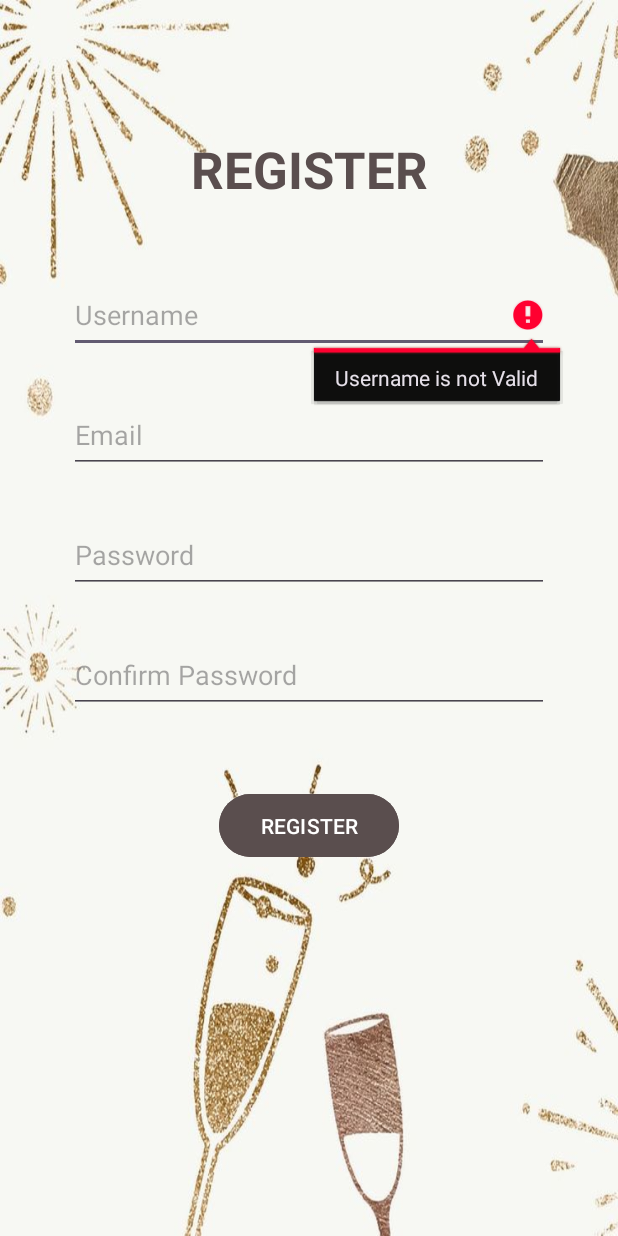
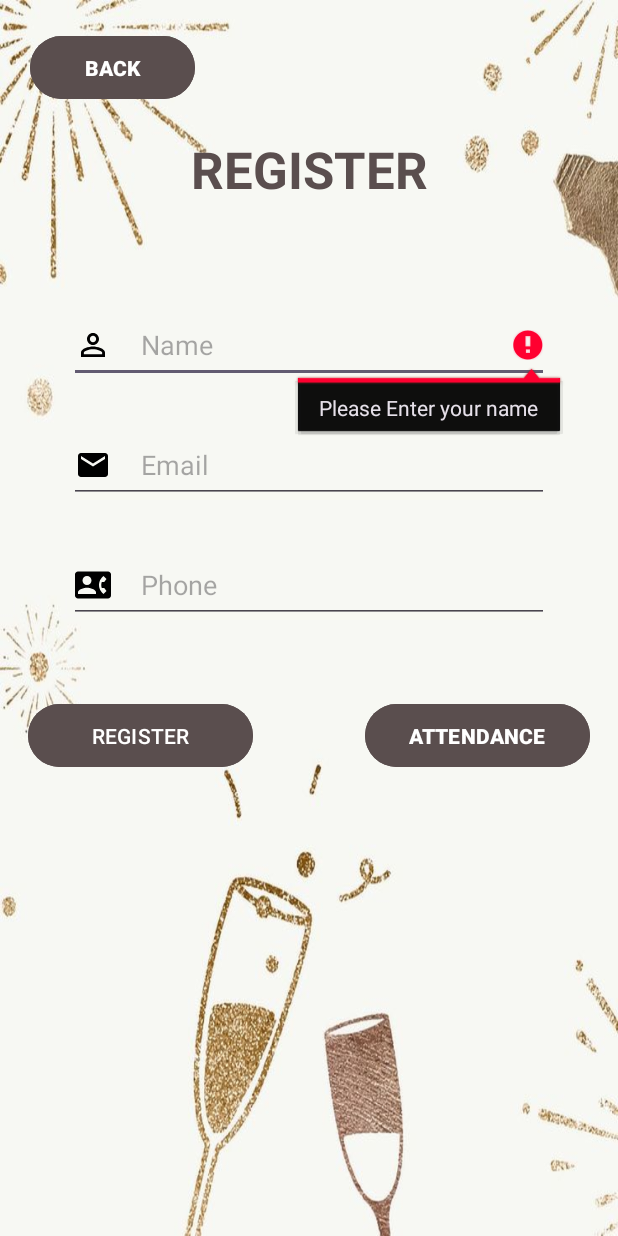
Before and after one commit to Apikmmar/2023A-Party, an Android app: the PartyRegistration screen opened directly, with no data from a screen before it, after a tap on "REGISTER", on a phone screen of 412 x 824 dp. Run offline under Robolectric (Android 15) with nearby library versions, the phone set to English and light mode, and no system bars; our stand-ins replace Firebase (no records; nobody signed in at launch, a user with empty details on screens opened directly).

Commit message:
update party reg and event

```diff
--- /dev/null
+++ b/app/src/main/java/com/example/a2023aparty/PartyDetailsAndRegistration/Host/CaptureScan.java
@@ -0,0 +1,6 @@
+package com.example.a2023aparty.PartyDetailsAndRegistration.Host;
+
+import com.journeyapps.barcodescanner.CaptureActivity;
+
+public class CaptureScan extends CaptureActivity {
+}
--- a/app/src/main/java/com/example/a2023aparty/PartyDetailsAndRegistration/User/PartyRegistration.java
+++ b/app/src/main/java/com/example/a2023aparty/PartyDetailsAndRegistration/User/PartyRegistration.java
@@ -1,35 +1,30 @@
 package com.example.a2023aparty.PartyDetailsAndRegistration.User;
 
 import android.annotation.SuppressLint;
-import android.app.ProgressDialog;
 import android.content.Intent;
 import android.os.Bundle;
 import android.view.View;
 import android.widget.Button;
 import android.widget.EditText;
-import android.widget.TextView;
 import android.widget.Toast;
 
-import androidx.annotation.NonNull;
 import androidx.appcompat.app.AppCompatActivity;
 
+import com.example.a2023aparty.DashboardAndHostParty.User.UserHome;
 import com.example.a2023aparty.R;
 import com.example.a2023aparty.RequestAndFeedback.User.PartyRequest;
-import com.google.android.gms.tasks.OnCompleteListener;
-import com.google.android.gms.tasks.Task;
-import com.google.firebase.auth.AuthResult;
-import com.google.firebase.auth.FirebaseAuth;
+import com.example.a2023aparty.User;
+import com.google.firebase.database.DatabaseReference;
+import com.google.firebase.database.FirebaseDatabase;
+
 
 public class PartyRegistration extends AppCompatActivity {
 
-    TextView textHaveAccount;
-    Button RegisterButton;
+    private EditText Name, Email, Phone;
+    private Button BackRegisterButton, RegisterButton, AttendButton;
 
-    private FirebaseAuth mAuth;
-    private ProgressDialog mLoadingBar;
-
-    private EditText Username,Email,Password,ConfirmPassword;
-
+    // Firebase
+    private DatabaseReference myRef;
 
     @SuppressLint("MissingInflatedId")
     @Override
@@ -37,81 +32,94 @@ public class PartyRegistration extends AppCompatActivity {
         super.onCreate(savedInstanceState);
         setContentView(R.layout.activity_party_registration);
 
+        Name = findViewById(R.id.Name);
+        Email = findViewById(R.id.Email);
+        Phone = findViewById(R.id.Phone);
 
-        Username=findViewById(R.id.Username);
-        Email=findViewById(R.id.Email);
-        Password=findViewById(R.id.Password);
-        ConfirmPassword=findViewById(R.id.ConfirmPassword);
-
-
-        mAuth=FirebaseAuth.getInstance();
-        mLoadingBar= new ProgressDialog(PartyRegistration.this);
-
-        RegisterButton=findViewById(R.id.RegisterButton);
-        RegisterButton.setOnClickListener(new View.OnClickListener() {
+        BackRegisterButton=findViewById(R.id.BackRegisterButton);
+        BackRegisterButton.setOnClickListener(new View.OnClickListener() {
             @Override
             public void onClick(View v) {
-                checkCredentials();
+                startActivity(new Intent(PartyRegistration.this, UserHome.class));
             }
         });
 
 
+        AttendButton=findViewById(R.id.AttendButton);
+        AttendButton.setOnClickListener(new View.OnClickListener() {
+            @Override
+            public void onClick(View v) {
+                startActivity(new Intent(PartyRegistration.this, UserAttendConfirmation.class));
+            }
+        });
 
+
+        RegisterButton = findViewById(R.id.RegisterButton);
+
+        // Initialize Firebase
+        myRef = FirebaseDatabase.getInstance().getReference();
+
+        // Set click listener for the registration button
+        RegisterButton.setOnClickListener(new View.OnClickListener() {
+            @Override
+            public void onClick(View v) {
+                // Get user input
+                String userName = Name.getText().toString().trim();
+                String userEmail = Email.getText().toString().trim();
+                String userPhone = Phone.getText().toString().trim();
+
+                // Validate the inputs
+                if (userName.isEmpty()) {
+                    showError(Name,"Please Enter your name");
+                }
+                else if (userEmail.isEmpty() || !userEmail.contains("@"))
+                {
+                    showError(Email,"Email must contain '@'");
+                }
+                else if (userPhone.isEmpty() || userPhone.length()<10 || userPhone.length()>11)
+                {
+                    showError(Phone,"Enter a Phone Number");
                 }
 
-    private void checkCredentials() {
-        String username=Username.getText().toString();
-        String email=Email.getText().toString();
-        String password=Password.getText().toString();
-        String confirmpassword=ConfirmPassword.getText().toString();
+                else {
+                    try {
+                        int userInput = Integer.parseInt(userPhone);
+                        // Handle the valid input (userInput) here
 
-        if (username.isEmpty() || username.length()<5)
-        {
-            showError(Username,"Username is not Valid");
+                        // Call a method to save user details to Firebase
+                        saveUserDetails(userName, userEmail, userPhone);
+                        startActivity(new Intent(PartyRegistration.this, PartyRequest.class));
+
+                    } catch (NumberFormatException e) {
+                        // Handle the case where the input is not a valid integer
+                        showError(Phone,"Only Enter Numbers");
                     }
-        else if (email.isEmpty() || !email.contains("@"))
-        {
-            showError(Email,"Email is not Valid");
-        }
-        else if (password.isEmpty() || password.length()<8)
-        {
-            showError(Password,"Password is not Valid");
-        }
-        else if (confirmpassword.isEmpty() || !confirmpassword.equals(password))
-        {
-            showError(ConfirmPassword,"Password does not match");
-        }
-        else
-        {
-            mLoadingBar.setTitle("Registration");
-            mLoadingBar.setMessage("Registration on the way");
-            mLoadingBar.setCanceledOnTouchOutside(false);
-            mLoadingBar.show();
 
-            mAuth.createUserWithEmailAndPassword(email,password).addOnCompleteListener(new OnCompleteListener<AuthResult>() {
-                @Override
-                public void onComplete(@NonNull Task<AuthResult> task) {
 
-                    if (task.isSuccessful())
-                    {
-                        Toast.makeText(PartyRegistration.this, "Register Successful", Toast.LENGTH_SHORT).show();
-
-                        mLoadingBar.dismiss();
-                        Intent intent = new Intent(PartyRegistration.this, PartyRequest.class);
-                        intent.setFlags(Intent.FLAG_ACTIVITY_CLEAR_TASK | Intent.FLAG_ACTIVITY_NEW_TASK);
-                        startActivity(intent);
-                    }
-                    else
-                    {
-                        Toast.makeText(PartyRegistration.this,task.getException().toString(), Toast.LENGTH_SHORT).show();
                 }
             }
         });
     }
-    }
+
 
     private void showError(EditText input, String s) {
         input.setError(s);
         input.requestFocus();
     }
+
+
+    // Method to save user details to Firebase Realtime Database
+    private void saveUserDetails(String name, String email, String phone) {
+        // Create a unique key for the user
+        String userId = myRef.child("users").push().getKey();
+
+        // Create a User object with the provided details
+        User user = new User(name, email, phone);
+
+        // Save the user details to the database
+        myRef.child("users").child(userId).setValue(user);
+
+        // Display success message
+        Toast.makeText(this, "Registration successful", Toast.LENGTH_SHORT).show();
     }
+}
--- a/app/src/main/java/com/example/a2023aparty/PartyDetailsAndRegistration/User/UserAttendConfirmation.java
+++ b/app/src/main/java/com/example/a2023aparty/PartyDetailsAndRegistration/User/UserAttendConfirmation.java
@@ -9,7 +9,6 @@ import android.widget.EditText;
 
 import androidx.appcompat.app.AppCompatActivity;
 
-import com.example.a2023aparty.DashboardAndHostParty.User.UserHome;
 import com.example.a2023aparty.R;
 
 public class UserAttendConfirmation extends AppCompatActivity {
@@ -34,7 +33,7 @@ public class UserAttendConfirmation extends AppCompatActivity {
         BackAttend.setOnClickListener(new View.OnClickListener() {
             @Override
             public void onClick(View v) {
-                startActivity(new Intent(UserAttendConfirmation.this, UserHome.class));
+                startActivity(new Intent(UserAttendConfirmation.this, PartyRegistration.class));
             }
         });
 
--- /dev/null
+++ b/app/src/main/res/drawable/qrcodescanner.xml
@@ -0,0 +1,5 @@
+<vector android:height="24dp" android:tint="#000000"
+    android:viewportHeight="24" android:viewportWidth="24"
+    android:width="24dp" xmlns:android="http://schemas.android.com/apk/res/android">
+    <path android:fillColor="@android:color/white" android:pathData="M9.5,6.5v3h-3v-3H9.5M11,5H5v6h6V5L11,5zM9.5,14.5v3h-3v-3H9.5M11,13H5v6h6V13L11,13zM17.5,6.5v3h-3v-3H17.5M19,5h-6v6h6V5L19,5zM13,13h1.5v1.5H13V13zM14.5,14.5H16V16h-1.5V14.5zM16,13h1.5v1.5H16V13zM13,16h1.5v1.5H13V16zM14.5,17.5H16V19h-1.5V17.5zM16,16h1.5v1.5H16V16zM17.5,14.5H19V16h-1.5V14.5zM17.5,17.5H19V19h-1.5V17.5zM22,7h-2V4h-3V2h5V7zM22,22v-5h-2v3h-3v2H22zM2,22h5v-2H4v-3H2V22zM2,2v5h2V4h3V2H2z"/>
+</vector>
--- /dev/null
+++ b/app/src/main/res/drawable/user_email.xml
@@ -0,0 +1,5 @@
+<vector android:height="24dp" android:tint="#000000"
+    android:viewportHeight="24" android:viewportWidth="24"
+    android:width="24dp" xmlns:android="http://schemas.android.com/apk/res/android">
+    <path android:fillColor="@android:color/white" android:pathData="M20,4L4,4c-1.1,0 -1.99,0.9 -1.99,2L2,18c0,1.1 0.9,2 2,2h16c1.1,0 2,-0.9 2,-2L22,6c0,-1.1 -0.9,-2 -2,-2zM20,8l-8,5 -8,-5L4,6l8,5 8,-5v2z"/>
+</vector>
--- /dev/null
+++ b/app/src/main/res/drawable/user_name.xml
@@ -0,0 +1,5 @@
+<vector android:height="24dp" android:tint="#000000"
+    android:viewportHeight="24" android:viewportWidth="24"
+    android:width="24dp" xmlns:android="http://schemas.android.com/apk/res/android">
+    <path android:fillColor="@android:color/white" android:pathData="M12,5.9c1.16,0 2.1,0.94 2.1,2.1s-0.94,2.1 -2.1,2.1S9.9,9.16 9.9,8s0.94,-2.1 2.1,-2.1m0,9c2.97,0 6.1,1.46 6.1,2.1v1.1L5.9,18.1L5.9,17c0,-0.64 3.13,-2.1 6.1,-2.1M12,4C9.79,4 8,5.79 8,8s1.79,4 4,4 4,-1.79 4,-4 -1.79,-4 -4,-4zM12,13c-2.67,0 -8,1.34 -8,4v3h16v-3c0,-2.66 -5.33,-4 -8,-4z"/>
+</vector>
--- /dev/null
+++ b/app/src/main/res/drawable/user_phone.xml
@@ -0,0 +1,5 @@
+<vector android:height="24dp" android:tint="#000000"
+    android:viewportHeight="24" android:viewportWidth="24"
+    android:width="24dp" xmlns:android="http://schemas.android.com/apk/res/android">
+    <path android:fillColor="@android:color/white" android:pathData="M22,3L2,3C0.9,3 0,3.9 0,5v14c0,1.1 0.9,2 2,2h20c1.1,0 1.99,-0.9 1.99,-2L24,5c0,-1.1 -0.9,-2 -2,-2zM8,6c1.66,0 3,1.34 3,3s-1.34,3 -3,3 -3,-1.34 -3,-3 1.34,-3 3,-3zM14,18L2,18v-1c0,-2 4,-3.1 6,-3.1s6,1.1 6,3.1v1zM17.85,14h1.64L21,16l-1.99,1.99c-1.31,-0.98 -2.28,-2.38 -2.73,-3.99 -0.18,-0.64 -0.28,-1.31 -0.28,-2s0.1,-1.36 0.28,-2c0.45,-1.62 1.42,-3.01 2.73,-3.99L21,8l-1.51,2h-1.64c-0.22,0.63 -0.35,1.3 -0.35,2s0.13,1.37 0.35,2z"/>
+</vector>
--- a/app/src/main/res/layout/activity_party_registration.xml
+++ b/app/src/main/res/layout/activity_party_registration.xml
@@ -21,12 +21,14 @@
         app:layout_constraintTop_toTopOf="parent" />
 
     <EditText
-        android:id="@+id/Username"
+        android:id="@+id/Name"
         android:layout_width="320dp"
         android:layout_height="50dp"
-        android:layout_marginTop="50dp"
+        android:layout_marginTop="70dp"
+        android:drawableLeft="@drawable/user_name"
+        android:drawablePadding="20dp"
         android:ems="10"
-        android:hint="Username"
+        android:hint="Name"
         android:inputType="text"
         app:layout_constraintEnd_toEndOf="parent"
         app:layout_constraintStart_toStartOf="parent"
@@ -37,46 +39,64 @@
         android:layout_width="320dp"
         android:layout_height="50dp"
         android:layout_marginTop="30dp"
+        android:drawableLeft="@drawable/user_email"
+        android:drawablePadding="20dp"
         android:ems="10"
         android:hint="Email"
         android:inputType="text"
         app:layout_constraintEnd_toEndOf="parent"
         app:layout_constraintStart_toStartOf="parent"
-        app:layout_constraintTop_toBottomOf="@+id/Username" />
+        app:layout_constraintTop_toBottomOf="@+id/Name" />
+
+    <Button
+        android:id="@+id/RegisterButton"
+        android:layout_width="150dp"
+        android:layout_height="50dp"
+        android:layout_marginTop="50dp"
+        android:backgroundTint="@color/yellowdes"
+        android:text="REGISTER"
+        app:layout_constraintEnd_toEndOf="parent"
+        app:layout_constraintHorizontal_bias="0.07"
+        app:layout_constraintStart_toStartOf="parent"
+        app:layout_constraintTop_toBottomOf="@+id/Phone" />
 
     <EditText
-        android:id="@+id/Password"
+        android:id="@+id/Phone"
         android:layout_width="320dp"
         android:layout_height="50dp"
         android:layout_marginTop="30dp"
+        android:drawableLeft="@drawable/user_phone"
+        android:drawablePadding="20dp"
         android:ems="10"
-        android:hint="Password"
+        android:hint="Phone"
         android:inputType="text"
         app:layout_constraintEnd_toEndOf="parent"
         app:layout_constraintStart_toStartOf="parent"
         app:layout_constraintTop_toBottomOf="@+id/Email" />
 
-    <EditText
-        android:id="@+id/ConfirmPassword"
-        android:layout_width="320dp"
-        android:layout_height="50dp"
-        android:layout_marginTop="30dp"
-        android:ems="10"
-        android:hint="Confirm Password"
-        android:inputType="text"
-        app:layout_constraintEnd_toEndOf="parent"
-        app:layout_constraintStart_toStartOf="parent"
-        app:layout_constraintTop_toBottomOf="@+id/Password" />
-
     <Button
-        android:id="@+id/RegisterButton"
-        android:layout_width="120dp"
+        android:id="@+id/AttendButton"
+        android:layout_width="150dp"
         android:layout_height="50dp"
         android:layout_marginTop="50dp"
         android:backgroundTint="@color/yellowdes"
-        android:text="REGISTER"
+        android:text="ATTENDANCE"
+        android:textStyle="bold"
         app:layout_constraintEnd_toEndOf="parent"
+        app:layout_constraintHorizontal_bias="0.93"
         app:layout_constraintStart_toStartOf="parent"
-        app:layout_constraintTop_toBottomOf="@+id/ConfirmPassword" />
+        app:layout_constraintTop_toBottomOf="@+id/Phone" />
+
+    <Button
+        android:id="@+id/BackRegisterButton"
+        android:layout_width="110dp"
+        android:layout_height="50dp"
+        android:layout_marginStart="20dp"
+        android:layout_marginTop="20dp"
+        android:backgroundTint="@color/yellowdes"
+        android:text="BACK"
+        android:textStyle="bold"
+        app:layout_constraintStart_toStartOf="parent"
+        app:layout_constraintTop_toTopOf="parent" />
 
 </androidx.constraintlayout.widget.ConstraintLayout>
```
Also changed, not shown: app/src/main/AndroidManifest.xml (+12 -0 lines), app/src/main/java/com/example/a2023aparty/PartyDetailsAndRegistration/Host/EventDetailHost.java (+13 -3 lines), app/src/main/java/com/example/a2023aparty/PartyDetailsAndRegistration/Host/GuestLists.java (added, +123 -0 lines), app/src/main/java/com/example/a2023aparty/PartyDetailsAndRegistration/Host/ScanGuest.java (added, +72 -0 lines), app/src/main/java/com/example/a2023aparty/PartyDetailsAndRegistration/RegistrationAdapter.java (added, +57 -0 lines), app/src/main/java/com/example/a2023aparty/User.java (added, +29 -0 lines), app/src/main/res/layout/activity_guest_lists.xml (added, +77 -0 lines), app/src/main/res/layout/activity_scan_guest.xml (added, +60 -0 lines), app/src/main/res/layout/userlistholder.xml (added, +49 -0 lines). Lines whose indentation alone changed are shown as unchanged.
